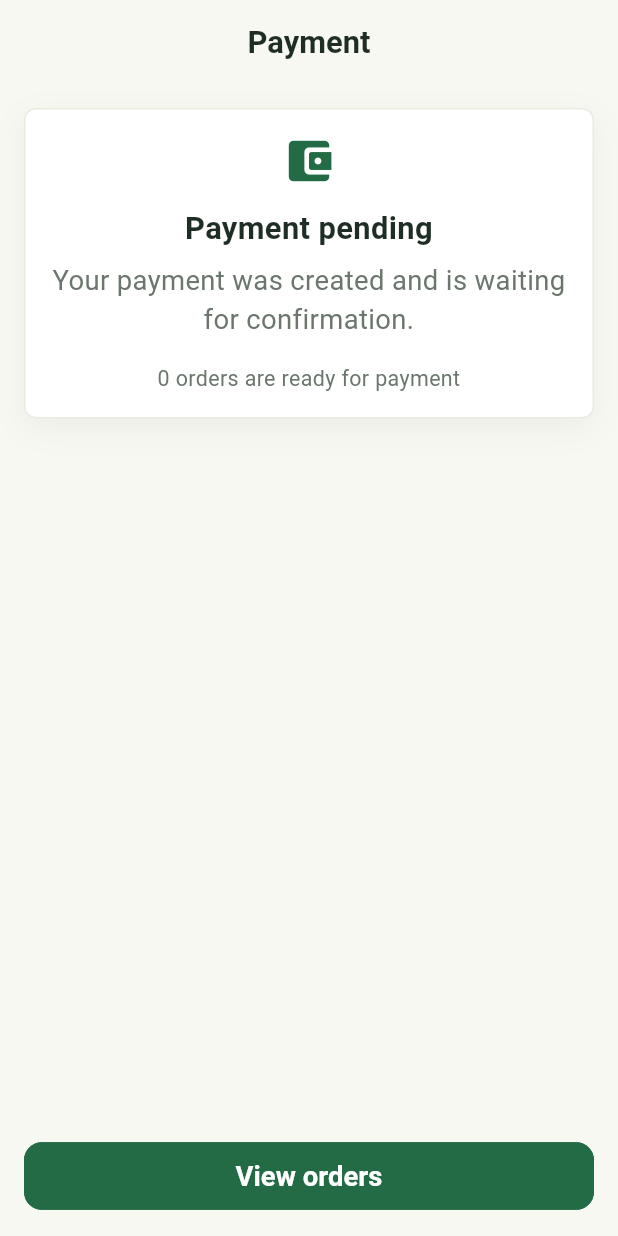
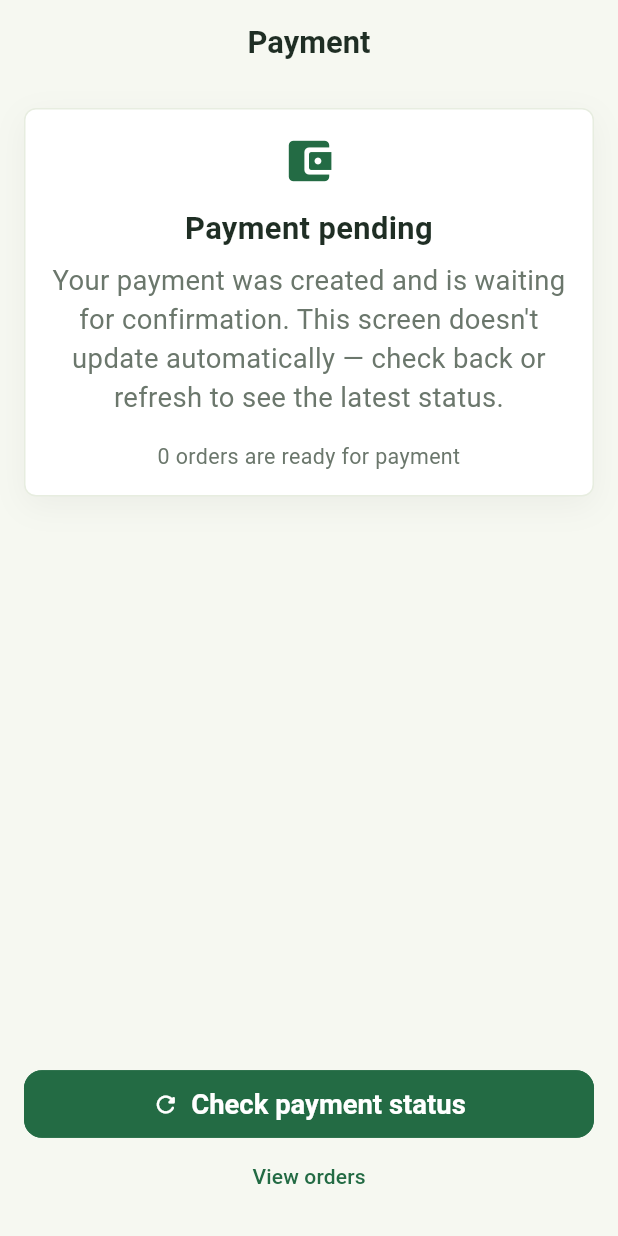
Before and after one commit to Farm2Fork-Project/farm2fork-mobile, a Flutter app: the PaymentScreen screen opened by its route, on a phone screen of 412 x 824 dp. Run offline on Flutter 3.47's test engine with Material 3 defaults, Android fonts, the phone set to English and light mode, and no system bars; our stand-ins replace dio, firebase_auth, firebase_core, flutter_riverpod, flutter_screenutil, flutter_secure_storage and 4 more; accounts and stored records are empty; statements that could not run were skipped.

Commit message:
fix(payment): let a real (non-simulator) pending payment be re-checked
In the pending, non-simulator state the only action was "View orders"
-- a plain navigation away, not a status check -- and the copy never
said the screen doesn't poll automatically. settle() already
re-initiates and returns the payment's current status for the
non-simulator path, so it works as a real "check status" call; just
wasn't exposed as one. Added a primary "Check payment status" button
for that state (View orders now a secondary text link beneath it) and
expanded the pending description to say the status won't update on
its own.

Made the AppCard section scrollable (Expanded + SingleChildScrollView
instead of a rigid Spacer-based layout) so the longer copy and second
action never overflow on a small screen -- this is also what caught
and fixed a genuine overflow in the existing payment_screen_test.dart
run against a constrained test viewport.

flutter analyze: clean. flutter test: all 79 tests pass.

```diff
--- a/lib/features/payments/presentation/screens/payment_screen.dart
+++ b/lib/features/payments/presentation/screens/payment_screen.dart
@@ -27,6 +27,7 @@ class PaymentScreen extends ConsumerWidget {
     final simulatorEnabled = ref.watch(paymentSimulatorEnabledProvider);
     final isLoading = paymentState.isLoading;
     final completed = result != null;
+    final isPending = result == null || result.pendingOrderIds.isNotEmpty;
     final title = _title(context, result);
     final description = _description(context, result);
     final color = _color(result);
@@ -42,7 +43,9 @@ class PaymentScreen extends ConsumerWidget {
           child: Column(
             crossAxisAlignment: CrossAxisAlignment.stretch,
             children: [
-              AppCard(
+              Expanded(
+                child: SingleChildScrollView(
+                  child: AppCard(
                     child: Column(
                       children: [
                         Icon(
@@ -66,7 +69,9 @@ class PaymentScreen extends ConsumerWidget {
                         ),
                         const SizedBox(height: AppSpacing.lg),
                         Text(
-                      context.l10n.paymentOrdersReadyCount(orderIds.length),
+                          context.l10n.paymentOrdersReadyCount(
+                            orderIds.length,
+                          ),
                           style: AppTextStyles.small.copyWith(
                             color: AppColors.textMuted,
                           ),
@@ -75,12 +80,34 @@ class PaymentScreen extends ConsumerWidget {
                       ],
                     ),
                   ),
-              const Spacer(),
+                ),
+              ),
+              if (isPending && !simulatorEnabled) ...[
                 AppButton(
                   expand: true,
-                label: isLoading
-                    ? context.l10n.loading
-                    : simulatorEnabled && !completed
+                  isLoading: isLoading,
+                  label: context.l10n.checkPaymentStatus,
+                  icon: Icons.refresh_rounded,
+                  onPressed: isLoading
+                      ? null
+                      : () => _completePayment(context, ref),
+                ),
+                TextButton(
+                  onPressed: isLoading
+                      ? null
+                      : () => context.go(
+                          AppNavConfig.routeFor(
+                            AppUserRole.buyer,
+                            AppNavDestination.orders,
+                          ),
+                        ),
+                  child: Text(context.l10n.viewOrders),
+                ),
+              ] else
+                AppButton(
+                  expand: true,
+                  isLoading: isLoading,
+                  label: simulatorEnabled && !completed
                       ? context.l10n.completeTestPayment
                       : context.l10n.viewOrders,
                   onPressed: isLoading
--- a/lib/l10n/app_en.arb
+++ b/lib/l10n/app_en.arb
@@ -417,8 +417,11 @@
   "paymentPending": "Payment pending",
   "@paymentPending": { "description": "Payment awaits gateway confirmation" },
 
-  "paymentPendingDescription": "Your payment was created and is waiting for confirmation.",
+  "paymentPendingDescription": "Your payment was created and is waiting for confirmation. This screen doesn't update automatically — check back or refresh to see the latest status.",
   "@paymentPendingDescription": { "description": "Explains pending payment status" },
+
+  "checkPaymentStatus": "Check payment status",
+  "@checkPaymentStatus": { "description": "Button to re-check a pending payment's status when the real gateway isn't polled automatically" },
 
   "paymentOrdersReadyCount": "{count, plural, =1{1 order is ready for payment} other{{count} orders are ready for payment}}",
   "@paymentOrdersReadyCount": {
--- a/lib/l10n/app_ur.arb
+++ b/lib/l10n/app_ur.arb
@@ -136,7 +136,8 @@
   "orderPlacementFailed": "آپ کا آرڈر نہیں دیا جا سکا۔ براہ کرم دوبارہ کوشش کریں۔",
   "paymentTitle": "ادائیگی",
   "paymentPending": "ادائیگی زیر التوا ہے",
-  "paymentPendingDescription": "آپ کی ادائیگی بن گئی ہے اور تصدیق کا انتظار کر رہی ہے۔",
+  "paymentPendingDescription": "آپ کی ادائیگی بن گئی ہے اور تصدیق کا انتظار کر رہی ہے۔ یہ سکرین خودکار طور پر اپ ڈیٹ نہیں ہوتی — تازہ صورتحال دیکھنے کے لیے واپس چیک کریں یا ریفریش کریں۔",
+  "checkPaymentStatus": "ادائیگی کی صورتحال چیک کریں",
   "paymentOrdersReadyCount": "{count, plural, =1{1 آرڈر ادائیگی کے لیے تیار ہے} other{{count} آرڈرز ادائیگی کے لیے تیار ہیں}}",
   "completeTestPayment": "ٹیسٹ ادائیگی مکمل کریں",
   "paymentComplete": "ادائیگی مکمل ہو گئی",
```
Also changed, not shown: lib/core/localization/generated/app_localizations.dart, lib/core/localization/generated/app_localizations_en.dart, lib/core/localization/generated/app_localizations_ur.dart. Lines whose indentation alone changed are shown as unchanged.
